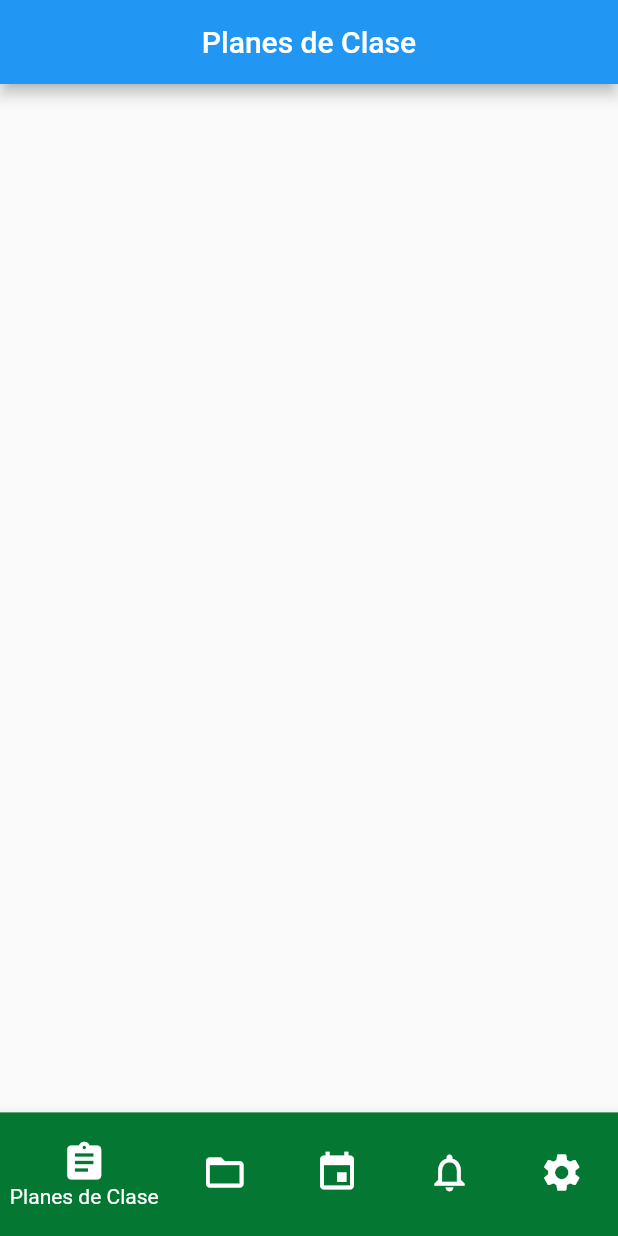
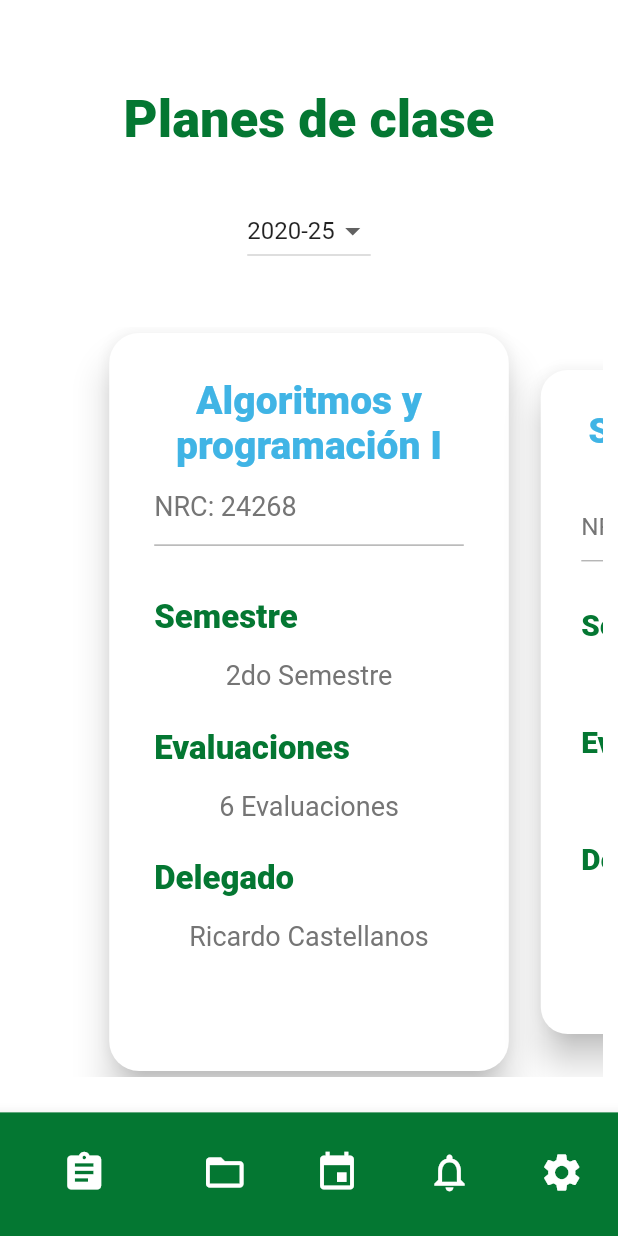
Before and after one commit to 3METS/UCABdemicsMobile, a Flutter app: the screen it shows after launch, on a phone screen of 412 x 824 dp. Run offline on Flutter 3.47's test engine with Material 2 defaults, Android fonts, the phone set to English and light mode, and no system bars.

Commit message:
Plan de Clases
Plan de clases y clases soporte

```diff
--- /dev/null
+++ b/ucabdemicsmobile/lib/Middleware/asignatura/datos_asignatura.dart
@@ -0,0 +1,87 @@
+class DatosAsignatura {
+  String nrc;
+  String nombre;
+  int semestre;
+  int nroEvaluaciones;
+  String delegado;
+
+  DatosAsignatura(this.nrc, this.nombre, this.semestre, this.nroEvaluaciones,
+      this.delegado);
+
+  static List<DatosAsignatura> getAsignaturas(String semestre) {
+    switch (semestre) {
+      case '2020-25':
+        return <DatosAsignatura>[
+          DatosAsignatura(
+              '24268', 'Algoritmos y programación I', 2, 6, 'Ricardo Castellanos'),
+          DatosAsignatura(
+              '24268', 'Sistema de Base de Datos I', 6, 4, 'Mauricio Morales'),
+          DatosAsignatura(
+              '25633', 'Electiva:Calidad del Software', 8, 6, 'Miguel Zamora'),
+        ];
+      case '2020-15':
+        return <DatosAsignatura>[
+          DatosAsignatura(
+              '14268', 'Algoritmos y programación I', 2, 7, 'Maria Ordaz'),
+          DatosAsignatura(
+              '15633', 'Algoritmos y programación II', 3, 5, 'Javier Hernandez'),
+          DatosAsignatura(
+              '14268', 'Sistema de Base de Datos I', 6, 5, 'Tania Gutierrez'),
+          DatosAsignatura(
+              '15133', 'Desarrollo del Software', 8, 4, 'Luis Saavedra'),
+        ];
+      default:
+        return <DatosAsignatura>[
+          DatosAsignatura(
+              '25168', 'Algoritmos y programación I', 2, 6, 'Adrian Luces'),
+          DatosAsignatura(
+              '24168', 'Sistema de Base de Datos I', 6, 3, 'Brenda Ramos'),
+        ];
+    }
+  }
+
+  static int getCantidadAsignaturas(String semestre){
+    switch(semestre){
+      case '2020-25':
+        return 3;
+      case '2020-15':
+        return 4;
+      default:
+        return 2;
+    }
+  }
+
+  static String getSemestreEnLetra(int semestre){
+    switch(semestre){
+      case 1: return '1er Semestre';
+      case 2: return '2do Semestre';
+      case 3: return '3er Semestre';
+      case 4: return '4to Semestre';
+      case 5: return '5to Semestre';
+      case 6: return '6to Semestre';
+      case 7: return '7mo Semestre';
+      case 8: return '8vo Semestre';
+      case 9: return '9no Semestre';
+      case 10: return '10mo Semestre';
+      default: return 'Semestre';
+    }
+  }
+
+  static String getEvaluacionesEnLetra(int nroEvaluaciones){
+    switch(nroEvaluaciones){
+      case 1: return '1 Evaluación';
+      case 2: return '2 Evaluaciones';
+      case 3: return '3 Evaluaciones';
+      case 4: return '4 Evaluaciones';
+      case 5: return '5 Evaluaciones';
+      case 6: return '6 Evaluaciones';
+      case 7: return '7 Evaluaciones';
+      case 8: return '8 Evaluaciones';
+      case 9: return '9 Evaluaciones';
+      case 10: return '10 Evaluaciones';
+      default: return 'Evaluaciones';
+    }
+  }
+
+
+}
--- /dev/null
+++ b/ucabdemicsmobile/lib/Middleware/semestre/semestre.dart
@@ -0,0 +1,17 @@
+class Semestre {
+  String value;
+
+  Semestre(this.value);
+
+  static List<Semestre> getSemestres(){
+    return <Semestre>[
+      Semestre('2020-25'),
+      Semestre('2020-15'),
+      Semestre('2019-25'),
+      Semestre('2019-15'),
+      Semestre('2018-25'),
+      Semestre('2018-15'),
+    ];
+  }
+
+}
--- a/ucabdemicsmobile/lib/Views/class_plan/class_plan.dart
+++ b/ucabdemicsmobile/lib/Views/class_plan/class_plan.dart
@@ -1,4 +1,9 @@
 import 'package:flutter/material.dart';
+import '../../sources/Components/main_appbar.dart';
+import '../../sources/Constants/constants.dart';
+import '../../Middleware/semestre/semestre.dart';
+import '../../Middleware/asignatura/datos_asignatura.dart';
+import '../../sources/Components/semestre_card.dart';
 
 class ClassPlan extends StatefulWidget {
   @override
@@ -8,12 +13,75 @@ class ClassPlan extends StatefulWidget {
 }
 
 class _ClassPlanState extends State<ClassPlan> {
+  String _selectedSemestre = Semestre.getSemestres()[0].value;
+  int _index = 0;
+
   @override
   Widget build(BuildContext context) {
     return Scaffold(
-      appBar: AppBar(
-        title: Text('Planes de Clase'),
-        centerTitle: true,
+      backgroundColor: Colors.white,
+      appBar: MainAppBar(
+          title: 'Planes de clase',
+          titleColor: myGreen,
+          backgroundColor: Colors.white),
+      body: Container(
+          height: MediaQuery.of(context).size.height,
+          width: MediaQuery.of(context).size.width,
+          padding: EdgeInsets.all(10.0),
+          child: Column(
+            mainAxisAlignment: MainAxisAlignment.start,
+            crossAxisAlignment: CrossAxisAlignment.center,
+            children: <Widget>[
+              _crearDropDownSemestre(),
+              SizedBox(height: 40.0),
+              _crearListAsignaturas(),
+            ],
+          )),
+    );
+  }
+
+  List<DropdownMenuItem<String>> getOpcionesDropDown() {
+    List<DropdownMenuItem<String>> lista = new List();
+
+    Semestre.getSemestres().forEach((element) {
+      lista.add(DropdownMenuItem(
+        child: Text(element.value),
+        value: element.value,
+      ));
+    });
+    return lista;
+  }
+
+  Widget _crearDropDownSemestre() {
+    return DropdownButton(
+      value: _selectedSemestre,
+      items: getOpcionesDropDown(),
+      onChanged: (option) {
+        setState(() {
+          _selectedSemestre = option;
+        });
+      },
+    );
+  }
+
+  Widget _crearListAsignaturas() {
+    return Center(
+      child: SizedBox(
+        height: 500, // card height
+        child: PageView.builder(
+          itemCount: DatosAsignatura.getCantidadAsignaturas(_selectedSemestre),
+          controller: PageController(viewportFraction: 0.7),
+          onPageChanged: (int index) => setState(() => _index = index),
+          itemBuilder: (_, i) {
+            return Transform.scale(
+              scale: i == _index ? 1 : 0.9,
+              child: SemestreCard(
+                selectedSemestre: _selectedSemestre,
+                value: i,
+              ),
+            );
+          },
+        ),
       ),
     );
   }
--- /dev/null
+++ b/ucabdemicsmobile/lib/Views/class_plan_data/evaluaciones.dart
@@ -0,0 +1,18 @@
+import 'package:flutter/material.dart';
+import 'package:ucabdemicsmobile/sources/Components/main_appbar.dart';
+import 'package:ucabdemicsmobile/sources/Constants/constants.dart';
+
+// ignore: must_be_immutable
+class Evaluaciones extends StatelessWidget {
+
+  @override
+  Widget build(BuildContext context) {
+    return Scaffold(
+      appBar: MainAppBar(
+        title: 'Algoritmos I',
+        titleColor: Colors.white,
+        backgroundColor: myBlue[4],
+      )
+    );
+  }
+}
--- /dev/null
+++ b/ucabdemicsmobile/lib/sources/Components/main_appbar.dart
@@ -0,0 +1,38 @@
+import 'package:flutter/material.dart';
+
+
+// ignore: must_be_immutable
+class MainAppBar extends StatelessWidget implements PreferredSizeWidget{
+  final double _preferredHeight =120.0;
+
+  String title;
+  Color titleColor, backgroundColor;
+
+  MainAppBar({this.title,this.titleColor,this.backgroundColor}):
+    assert(title != null),
+    assert(titleColor != null),
+    assert(backgroundColor != null);
+
+
+  @override
+  Widget build(BuildContext context) {
+    return Container(
+      height: _preferredHeight,
+      alignment: Alignment.center,
+      padding: EdgeInsets.only(top:40.0),
+      color:backgroundColor,
+      child:
+        Text(
+          title,
+          style: TextStyle(
+            color: titleColor,
+            fontSize: 35.0,
+            fontWeight: FontWeight.w900
+          ),
+        ),
+    );
+  }
+
+  @override
+  Size get preferredSize => Size.fromHeight(_preferredHeight);
+}
--- a/ucabdemicsmobile/lib/sources/Components/navigation_bar.dart
+++ b/ucabdemicsmobile/lib/sources/Components/navigation_bar.dart
@@ -1,5 +1,5 @@
 import 'package:flutter/material.dart';
-import '../Constants/constats.dart';
+import '../Constants/constants.dart';
 import '../../Views/class_plan/class_plan.dart';
 
 class Navigation extends StatefulWidget {
@@ -34,7 +34,7 @@ class _NavigationState extends State<Navigation> {
           backgroundColor: myGreen,
           selectedItemColor: Colors.white,
           showUnselectedLabels: false,
-          showSelectedLabels: true,
+          showSelectedLabels: false,
           items: [
             BottomNavigationBarItem(
               icon: Icon(Icons.assignment),
--- /dev/null
+++ b/ucabdemicsmobile/lib/sources/Components/semestre_card.dart
@@ -0,0 +1,97 @@
+import 'package:flutter/material.dart';
+
+import 'package:ucabdemicsmobile/Views/class_plan_data/evaluaciones.dart';
+import 'package:ucabdemicsmobile/sources/Constants/constants.dart';
+import '../../Middleware/asignatura/datos_asignatura.dart';
+
+// ignore: must_be_immutable
+class SemestreCard extends StatelessWidget {
+  String selectedSemestre;
+  int value;
+
+  SemestreCard({this.selectedSemestre, this.value})
+      : assert(selectedSemestre != null),
+        assert(value != null);
+
+  @override
+  Widget build(BuildContext context) {
+    return Card(
+      elevation: 10,
+      shape: RoundedRectangleBorder(borderRadius: BorderRadius.circular(20)),
+      child: InkWell(
+        borderRadius: BorderRadius.circular(20),
+        splashColor: myBlue[1],
+        onTap: () {
+          final route = MaterialPageRoute(builder: (context) => Evaluaciones());
+          Navigator.push(context, route);
+        },
+        child: Container(
+            padding: EdgeInsets.all(30.0),
+            child: Column(
+              mainAxisAlignment: MainAxisAlignment.start,
+              crossAxisAlignment: CrossAxisAlignment.stretch,
+              children: <Widget>[
+                Text(
+                  DatosAsignatura.getAsignaturas(selectedSemestre)[value].nombre,
+                  style: TextStyle(fontSize: 26,color: myBlue,fontWeight: FontWeight.w800),
+                  textAlign: TextAlign.center,
+                ),
+                SizedBox(height:15.0),
+                Text(
+                  'NRC: '+ DatosAsignatura.getAsignaturas(selectedSemestre)[value].nrc,
+                  style: TextStyle(fontSize: 18,color: Colors.grey[600],fontWeight: FontWeight.w400),
+                  textAlign: TextAlign.left,
+                ),
+                SizedBox(height:15.0),
+                Container(
+                  decoration: BoxDecoration(
+                    border: Border(
+                      top: BorderSide(
+                        color: Colors.grey,
+                        width: 0.8
+                      ),
+                    ),
+                  ),
+                ),
+                SizedBox(height:35.0),
+                Text(
+                  'Semestre',
+                  style: TextStyle(fontSize: 22,color: myGreen,fontWeight: FontWeight.w800),
+                  textAlign: TextAlign.left,
+                ),
+                SizedBox(height:15.0),
+                Text(
+                  DatosAsignatura.getSemestreEnLetra(DatosAsignatura.getAsignaturas(selectedSemestre)[value].semestre),
+                  style: TextStyle(fontSize: 18,color:Colors.grey[600],fontWeight: FontWeight.w400),
+                  textAlign: TextAlign.center,
+                ),
+                SizedBox(height:25.0),
+                Text(
+                  'Evaluaciones',
+                  style: TextStyle(fontSize: 22,color: myGreen,fontWeight: FontWeight.w800),
+                  textAlign: TextAlign.left,
+                ),
+                SizedBox(height:15.0),
+                Text(
+                  DatosAsignatura.getEvaluacionesEnLetra(DatosAsignatura.getAsignaturas(selectedSemestre)[value].nroEvaluaciones),
+                  style: TextStyle(fontSize: 18,color: Colors.grey[600],fontWeight: FontWeight.w400),
+                  textAlign: TextAlign.center,
+                ),
+                SizedBox(height:25.0),
+                Text(
+                  'Delegado',
+                  style: TextStyle(fontSize: 22,color: myGreen,fontWeight: FontWeight.w800),
+                  textAlign: TextAlign.left,
+                ),
+                SizedBox(height:15.0),
+                Text(
+                  DatosAsignatura.getAsignaturas(selectedSemestre)[value].delegado,
+                  style: TextStyle(fontSize: 18,color: Colors.grey[600],fontWeight: FontWeight.w400),
+                  textAlign: TextAlign.center,
+                ),
+              ],
+            )),
+      ),
+    );
+  }
+}
--- a/ucabdemicsmobile/pubspec.yaml
+++ b/ucabdemicsmobile/pubspec.yaml
@@ -23,6 +23,7 @@ dependencies:
   # The following adds the Cupertino Icons font to your application.
   # Use with the CupertinoIcons class for iOS style icons.
   cupertino_icons: ^0.1.2
+  dropdownfield: ^1.0.3
 
 dev_dependencies:
   flutter_test:
```
Also changed, not shown: ucabdemicsmobile/lib/Views/Login/login_page.dart (deleted, +0 -139 lines), ucabdemicsmobile/lib/Views/class_plan_data/competencias.dart (added, +13 -0 lines), ucabdemicsmobile/lib/Views/class_plan_data/contenidos.dart (added, +13 -0 lines), ucabdemicsmobile/lib/sources/Constants/constants.dart (renamed from ucabdemicsmobile/lib/sources/Constants/constats.dart, +0 -7 lines), ucabdemicsmobile/lib/Middleware/asignatura/asignatura.dart (added), ucabdemicsmobile/pubspec.lock.
